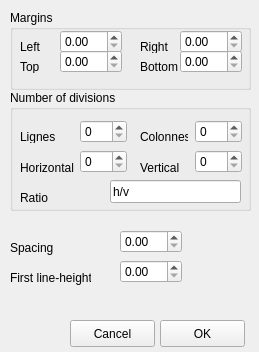
Old version of the form typographic_grid/typographic_grid.ui in the repository aoloe/scribus-scripter-repository.
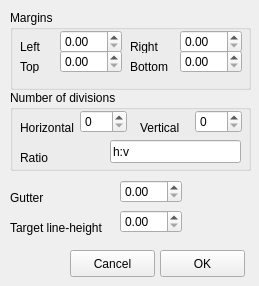
New version of the form.

Commit message: delete colums and lines in divisions

The edit to the form file:
```diff
--- a/typographic_grid/typographic_grid.ui
+++ b/typographic_grid/typographic_grid.ui
@@ -7,7 +7,7 @@
     <x>0</x>
     <y>0</y>
     <width>259</width>
-    <height>352</height>
+    <height>286</height>
    </rect>
   </property>
   <property name="windowTitle">
@@ -17,20 +17,20 @@
    <property name="geometry">
     <rect>
      <x>10</x>
-     <y>270</y>
-     <width>81</width>
+     <y>220</y>
+     <width>101</width>
      <height>16</height>
     </rect>
    </property>
    <property name="text">
-    <string>First line-height</string>
+    <string>Target line-height</string>
    </property>
   </widget>
   <widget class="QDoubleSpinBox" name="initia_leading">
    <property name="geometry">
     <rect>
      <x>120</x>
-     <y>260</y>
+     <y>210</y>
      <width>62</width>
      <height>23</height>
     </rect>
@@ -40,20 +40,20 @@
    <property name="geometry">
     <rect>
      <x>10</x>
-     <y>240</y>
+     <y>190</y>
      <width>91</width>
      <height>16</height>
     </rect>
    </property>
    <property name="text">
-    <string>Spacing</string>
+    <string>Gutter</string>
    </property>
   </widget>
   <widget class="QDoubleSpinBox" name="spacing">
    <property name="geometry">
     <rect>
      <x>120</x>
-     <y>230</y>
+     <y>180</y>
      <width>62</width>
      <height>23</height>
     </rect>
@@ -63,7 +63,7 @@
    <property name="geometry">
     <rect>
      <x>160</x>
-     <y>320</y>
+     <y>250</y>
      <width>85</width>
      <height>27</height>
     </rect>
@@ -76,7 +76,7 @@
    <property name="geometry">
     <rect>
      <x>70</x>
-     <y>320</y>
+     <y>250</y>
      <width>85</width>
      <height>27</height>
     </rect>
@@ -91,7 +91,7 @@
      <x>10</x>
      <y>90</y>
      <width>241</width>
-     <height>121</height>
+     <height>81</height>
     </rect>
    </property>
    <property name="title">
@@ -101,7 +101,7 @@
     <property name="geometry">
      <rect>
       <x>130</x>
-      <y>70</y>
+      <y>30</y>
       <width>61</width>
       <height>16</height>
      </rect>
@@ -114,7 +114,7 @@
     <property name="geometry">
      <rect>
       <x>10</x>
-      <y>70</y>
+      <y>30</y>
       <width>61</width>
       <height>16</height>
      </rect>
@@ -127,20 +127,20 @@
     <property name="geometry">
      <rect>
       <x>100</x>
-      <y>90</y>
+      <y>50</y>
       <width>131</width>
       <height>23</height>
      </rect>
     </property>
     <property name="text">
-     <string>h/v</string>
+     <string>h:v</string>
     </property>
    </widget>
    <widget class="QSpinBox" name="grid_horizontal_nb_div_in_areas">
     <property name="geometry">
      <rect>
       <x>70</x>
-      <y>60</y>
+      <y>20</y>
       <width>47</width>
       <height>23</height>
      </rect>
@@ -150,7 +150,7 @@
     <property name="geometry">
      <rect>
       <x>10</x>
-      <y>100</y>
+      <y>60</y>
       <width>61</width>
       <height>16</height>
      </rect>
@@ -163,53 +163,7 @@
     <property name="geometry">
      <rect>
       <x>185</x>
-      <y>60</y>
-      <width>47</width>
-      <height>23</height>
-     </rect>
-    </property>
-   </widget>
-   <widget class="QLabel" name="label">
-    <property name="geometry">
-     <rect>
-      <x>130</x>
-      <y>40</y>
-      <width>48</width>
-      <height>13</height>
-     </rect>
-    </property>
-    <property name="text">
-     <string>Colonnes</string>
-    </property>
-   </widget>
-   <widget class="QLabel" name="label_11">
-    <property name="geometry">
-     <rect>
-      <x>10</x>
-      <y>40</y>
-      <width>48</width>
-      <height>13</height>
-     </rect>
-    </property>
-    <property name="text">
-     <string>Lignes</string>
-    </property>
-   </widget>
-   <widget class="QSpinBox" name="grid_vertical_nb_areas">
-    <property name="geometry">
-     <rect>
-      <x>185</x>
-      <y>30</y>
-      <width>47</width>
-      <height>23</height>
-     </rect>
-    </property>
-   </widget>
-   <widget class="QSpinBox" name="grid_horizontal_nb_areas">
-    <property name="geometry">
-     <rect>
-      <x>70</x>
-      <y>30</y>
+      <y>20</y>
       <width>47</width>
       <height>23</height>
      </rect>
@@ -254,7 +208,7 @@
    <widget class="QLabel" name="label_8">
     <property name="geometry">
      <rect>
-      <x>130</x>
+      <x>120</x>
       <y>30</y>
       <width>48</width>
       <height>13</height>
@@ -290,7 +244,7 @@
    <widget class="QLabel" name="label_10">
     <property name="geometry">
      <rect>
-      <x>130</x>
+      <x>120</x>
       <y>50</y>
       <width>48</width>
       <height>13</height>
```
Left out of the diff: 8 changed lines with no effect on the pictures.
